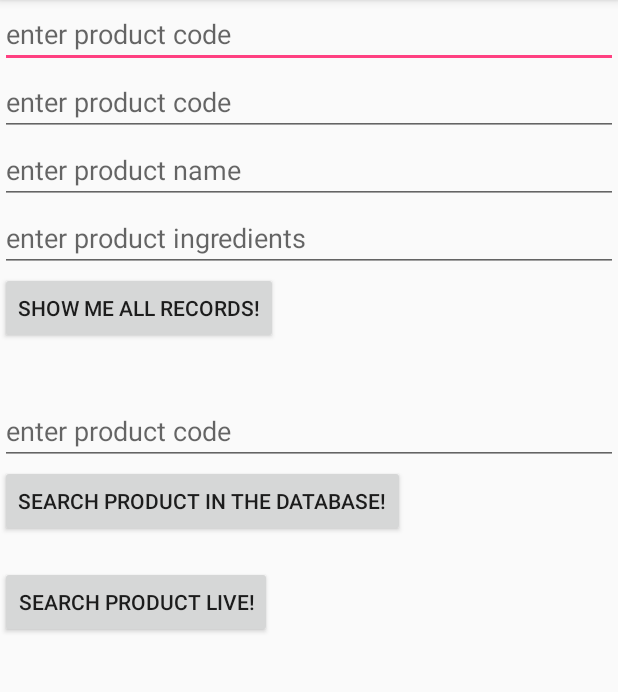
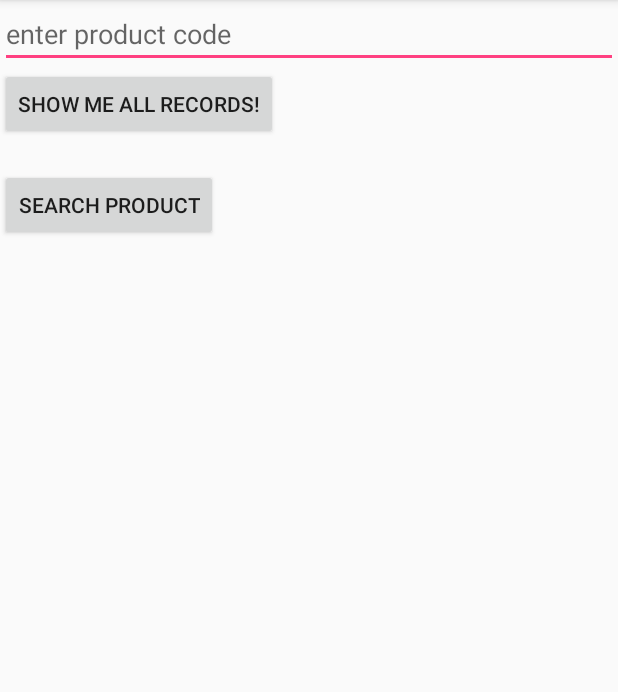
Before and after one commit to entropy88/LastHomework, an Android app: the screen it shows after launch (MainActivity), after a tap on "SHOW ME ALL RECORDS!", on a phone screen of 412 x 824 dp, the part 84-776 px from its top. Run offline under Robolectric (Android 15) with nearby library versions, the phone set to English and light mode, and no system bars; our stand-ins replace Room's generated code.

Commit message:
progressing4

```diff
--- a/app/src/main/java/com/example/entropy/room/MainActivity.java
+++ b/app/src/main/java/com/example/entropy/room/MainActivity.java
@@ -16,21 +16,17 @@ public class MainActivity extends AppCompatActivity {
     public static MyAppDatabase myAppDatabase;
     public static EditText edtUserCode;
     public static String stringUserInputCode;
+    public static TextView tvProductFound;
   //Strings for the parsed json object values
 
 
     Button btnShowDatabase;
-    //    EditText edtId;
 
-    //the next 3 are temporary
-    EditText edtCode;
-    EditText edtName;
-    EditText edtIngredients;
 
     TextView tvProducts;
-    EditText edtSearchByCode;
+
     Button btnSearchWithinDatabase;
-    TextView tvProductFound;
+
     Button btnLive;
    public static TextView tvliveResponse;
 
@@ -45,34 +41,17 @@ public class MainActivity extends AppCompatActivity {
                 .build();
 
         btnShowDatabase = (Button) findViewById(R.id.show_database);
-
         edtUserCode=(EditText) findViewById(R.id.edt_code_for_the_query);
-        edtCode = (EditText) findViewById(R.id.edt_product_code);
-        edtName = (EditText) findViewById(R.id.edt_product_name);
-        edtIngredients = (EditText) findViewById(R.id.edt_product_ingredients);
         tvProducts = (TextView) findViewById(R.id.tv_display_products);
-        edtSearchByCode = (EditText) findViewById(R.id.edt_search_by_code);
         btnSearchWithinDatabase = (Button) findViewById(R.id.btn_search_product);
         tvProductFound = (TextView) findViewById(R.id.tv_display_query_result);
-        btnLive=(Button)findViewById(R.id.btn_search_live);
-        tvliveResponse= (TextView) findViewById(R.id.tv_display_live_result) ;
+
+
 
         btnShowDatabase.setOnClickListener(new View.OnClickListener() {
             @Override
             public void onClick(View v) {
-        //temporary text method to create products. the real deal happens in the fetchData
-                String code = edtCode.getText().toString();
-                String name = edtName.getText().toString();
-                String ingredients = edtIngredients.getText().toString();
 
-                Product product = new Product();
-
-                product.setCode(code);
-                product.setInfo(name);
-                product.setIngredients_text(ingredients);
-
-                myAppDatabase.productsDao().addProduct(product);
-                Toast.makeText(MainActivity.this, "product added", Toast.LENGTH_LONG).show();
                 List<Product> products = myAppDatabase.productsDao().getProducts();
                 String info = "";
                 for (Product prod : products) {
@@ -80,7 +59,6 @@ public class MainActivity extends AppCompatActivity {
                     String prodCode = prod.getCode();
                     String prodInfo = prod.getInfo();
                     String prodIngredients = prod.getIngredients_text();
-
                     info = info + "\n" + prodCode + " " + prodInfo + " " + prodIngredients;
 
                 }
@@ -91,11 +69,14 @@ public class MainActivity extends AppCompatActivity {
         btnSearchWithinDatabase.setOnClickListener(new View.OnClickListener() {
             @Override
             public void onClick(View view) {
-                String codeQuery = edtSearchByCode.getText().toString();
-                Product product = myAppDatabase.productsDao().findProductByCode(codeQuery);
+                stringUserInputCode= edtUserCode.getText().toString();
+                Product product = myAppDatabase.productsDao().findProductByCode(stringUserInputCode);
 
                 if (product == null) {
-                    Toast.makeText(MainActivity.this, "No such product in the db", Toast.LENGTH_LONG).show();
+                    Toast.makeText(MainActivity.this, "No such product in the db, fetching data live", Toast.LENGTH_LONG).show();
+                    stringUserInputCode= edtUserCode.getText().toString();
+                    fetchData process= new fetchData();
+                    process.execute();
 
                 } else {
                     Toast.makeText(MainActivity.this, "query successful", Toast.LENGTH_LONG).show();
@@ -110,13 +91,6 @@ public class MainActivity extends AppCompatActivity {
             }
         });
 
-        btnLive.setOnClickListener(new View.OnClickListener() {
-            @Override
-            public void onClick(View view) {
-                stringUserInputCode= edtUserCode.getText().toString();
-                fetchData process= new fetchData();
-                process.execute();
-            }
-        });
+
     }
 }
--- a/app/src/main/java/com/example/entropy/room/fetchData.java
+++ b/app/src/main/java/com/example/entropy/room/fetchData.java
@@ -42,7 +42,7 @@ public class fetchData extends AsyncTask<Void, Void, Void> {
                 productCode=jsonObject.getString("code");
                 //can't get jerarchy right for these two
                 productName=jsonObject.getString("product.generic_name_en");
-                productIngredients=jsonObject.getString("product:{ingredients_text_en}");
+                productIngredients=jsonObject.optString("ingredients_text");
 
 
 
@@ -72,6 +72,6 @@ public class fetchData extends AsyncTask<Void, Void, Void> {
         MainActivity.myAppDatabase.productsDao().addProduct(product);
 
 
-        MainActivity.tvliveResponse.setText(this.productCode+" "+this.productName+" "+this.productIngredients);
+        MainActivity.tvProductFound.setText(this.productCode+" "+this.productName+" "+this.productIngredients);
     }
 }
--- a/app/src/main/res/layout/activity_main.xml
+++ b/app/src/main/res/layout/activity_main.xml
@@ -11,23 +11,23 @@
     android:hint="enter product code"/>
 
 
-    <EditText
-        android:layout_height="wrap_content"
-        android:layout_width="match_parent"
-        android:id="@+id/edt_product_code"
-        android:hint="enter product code"/>
+    <!--<EditText-->
+        <!--android:layout_height="wrap_content"-->
+        <!--android:layout_width="match_parent"-->
+        <!--android:id="@+id/edt_product_code"-->
+        <!--android:hint="enter product code"/>-->
 
-    <EditText
-        android:layout_height="wrap_content"
-        android:layout_width="match_parent"
-        android:id="@+id/edt_product_name"
-        android:hint="enter product name"/>
+    <!--<EditText-->
+        <!--android:layout_height="wrap_content"-->
+        <!--android:layout_width="match_parent"-->
+        <!--android:id="@+id/edt_product_name"-->
+        <!--android:hint="enter product name"/>-->
 
-    <EditText
-        android:layout_height="wrap_content"
-        android:layout_width="match_parent"
-        android:id="@+id/edt_product_ingredients"
-        android:hint="enter product ingredients"/>
+    <!--<EditText-->
+        <!--android:layout_height="wrap_content"-->
+        <!--android:layout_width="match_parent"-->
+        <!--android:id="@+id/edt_product_ingredients"-->
+        <!--android:hint="enter product ingredients"/>-->
 
     <Button
         android:id="@+id/show_database"
@@ -41,35 +41,19 @@
     android:layout_height="wrap_content"
      android:id="@+id/tv_display_products"/>
 
-    <EditText
-        android:layout_height="wrap_content"
-        android:layout_width="match_parent"
-        android:id="@+id/edt_search_by_code"
-        android:hint="enter product code"/>
+
     <Button
         android:id="@+id/btn_search_product"
         android:layout_width="wrap_content"
         android:layout_height="wrap_content"
-        android:text="Search product in the database!"
+        android:text="Search product"
         />
     <TextView
         android:layout_width="wrap_content"
      android:layout_height="wrap_content"
         android:id="@+id/tv_display_query_result"/>
 
-    <Button
-        android:id="@+id/btn_search_live"
-        android:layout_width="wrap_content"
-        android:layout_height="wrap_content"
-        android:text="Search product live!"
-        />
-    <ScrollView
-        android:layout_height="wrap_content"
-        android:layout_width="match_parent">
-    <TextView
-        android:layout_width="wrap_content"
-        android:layout_height="0dp"
-        android:layout_weight="1"
-        android:id="@+id/tv_display_live_result"/>
-    </ScrollView>
+
+
+
 </LinearLayout>
```
